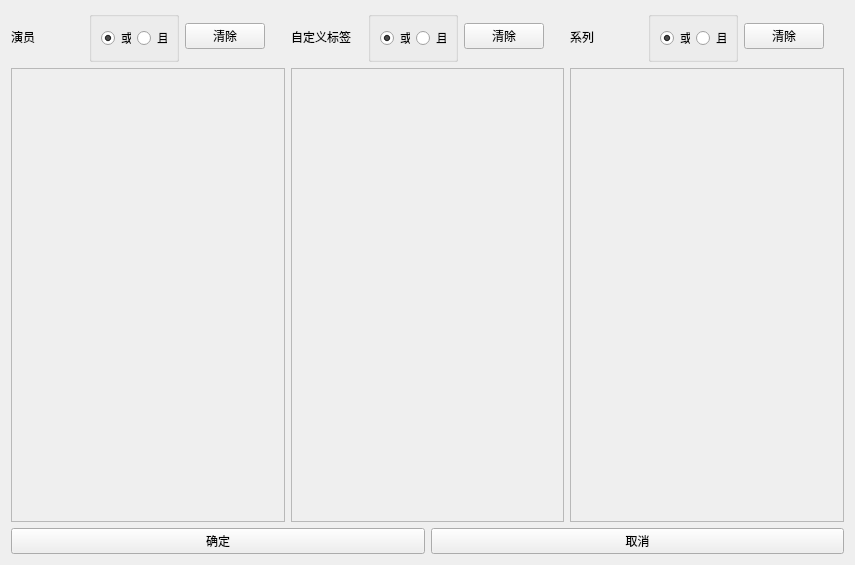
Above: search_condition.ui from jy03018013/VideoManager before the change. Below: the same form after it.
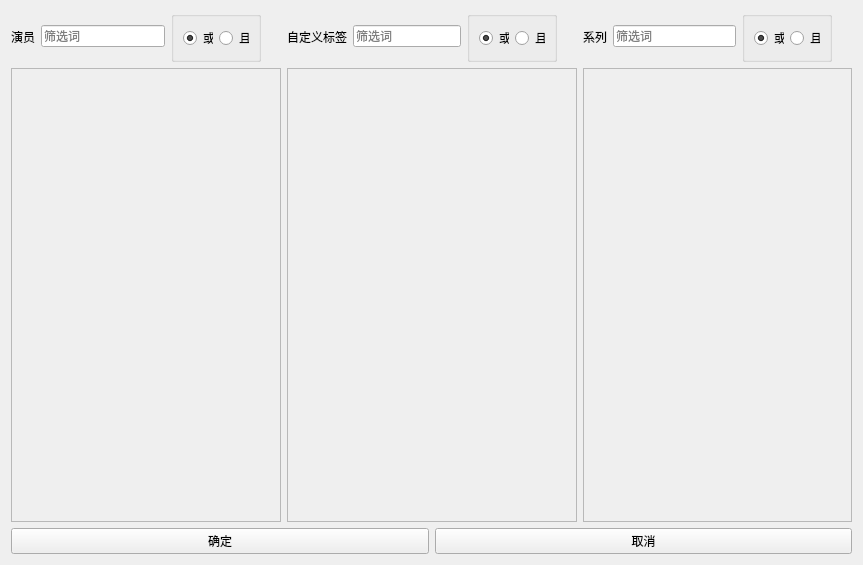
That is the form after the change.

Commit message: '增加筛选条件'

Patch:
```diff
--- a/search_condition.ui
+++ b/search_condition.ui
@@ -6,7 +6,7 @@
    <rect>
     <x>0</x>
     <y>0</y>
-    <width>855</width>
+    <width>863</width>
     <height>565</height>
    </rect>
   </property>
@@ -30,6 +30,13 @@
            </property>
           </widget>
          </item>
+         <item>
+          <widget class="QLineEdit" name="actor_lineEdit">
+           <property name="placeholderText">
+            <string>筛选词</string>
+           </property>
+          </widget>
+         </item>
          <item>
           <widget class="QGroupBox" name="groupBox">
            <property name="title">
@@ -68,13 +75,6 @@
            </layout>
           </widget>
          </item>
-         <item>
-          <widget class="QPushButton" name="actor_clear_pushButton">
-           <property name="text">
-            <string>清除</string>
-           </property>
-          </widget>
-         </item>
         </layout>
        </item>
        <item>
@@ -87,7 +87,7 @@
            <rect>
             <x>0</x>
             <y>0</y>
-            <width>270</width>
+            <width>261</width>
             <height>466</height>
            </rect>
           </property>
@@ -110,6 +110,16 @@
            </property>
           </widget>
          </item>
+         <item>
+          <widget class="QLineEdit" name="custom_tag_lineEdit">
+           <property name="text">
+            <string/>
+           </property>
+           <property name="placeholderText">
+            <string>筛选词</string>
+           </property>
+          </widget>
+         </item>
          <item>
           <widget class="QGroupBox" name="groupBox_2">
            <property name="title">
@@ -148,13 +158,6 @@
            </layout>
           </widget>
          </item>
-         <item>
-          <widget class="QPushButton" name="cuntom_tag_clear_pushButton">
-           <property name="text">
-            <string>清除</string>
-           </property>
-          </widget>
-         </item>
         </layout>
        </item>
        <item>
@@ -167,7 +170,7 @@
            <rect>
             <x>0</x>
             <y>0</y>
-            <width>271</width>
+            <width>297</width>
             <height>466</height>
            </rect>
           </property>
@@ -190,6 +193,13 @@
            </property>
           </widget>
          </item>
+         <item>
+          <widget class="QLineEdit" name="series_lineEdit">
+           <property name="placeholderText">
+            <string>筛选词</string>
+           </property>
+          </widget>
+         </item>
          <item>
           <widget class="QGroupBox" name="groupBox_3">
            <property name="title">
@@ -228,13 +238,6 @@
            </layout>
           </widget>
          </item>
-         <item>
-          <widget class="QPushButton" name="series_clear_pushButton">
-           <property name="text">
-            <string>清除</string>
-           </property>
-          </widget>
-         </item>
         </layout>
        </item>
        <item>
@@ -247,7 +250,7 @@
            <rect>
             <x>0</x>
             <y>0</y>
-            <width>270</width>
+            <width>261</width>
             <height>466</height>
            </rect>
           </property>
```
The commit also changes 9 other files.
